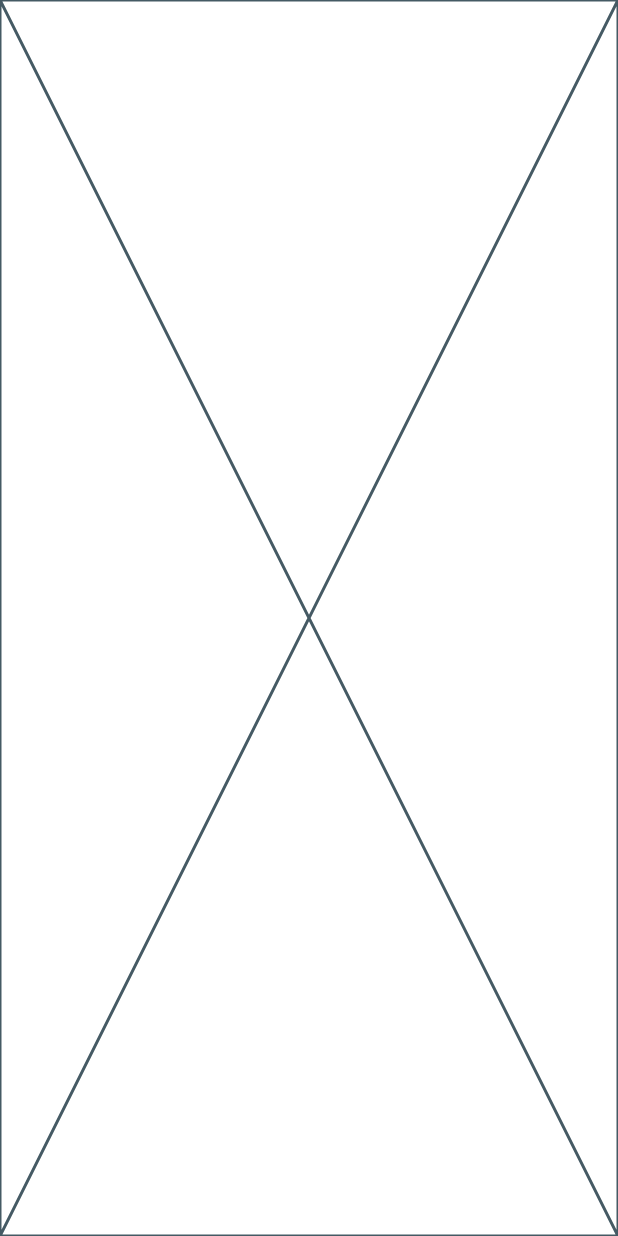
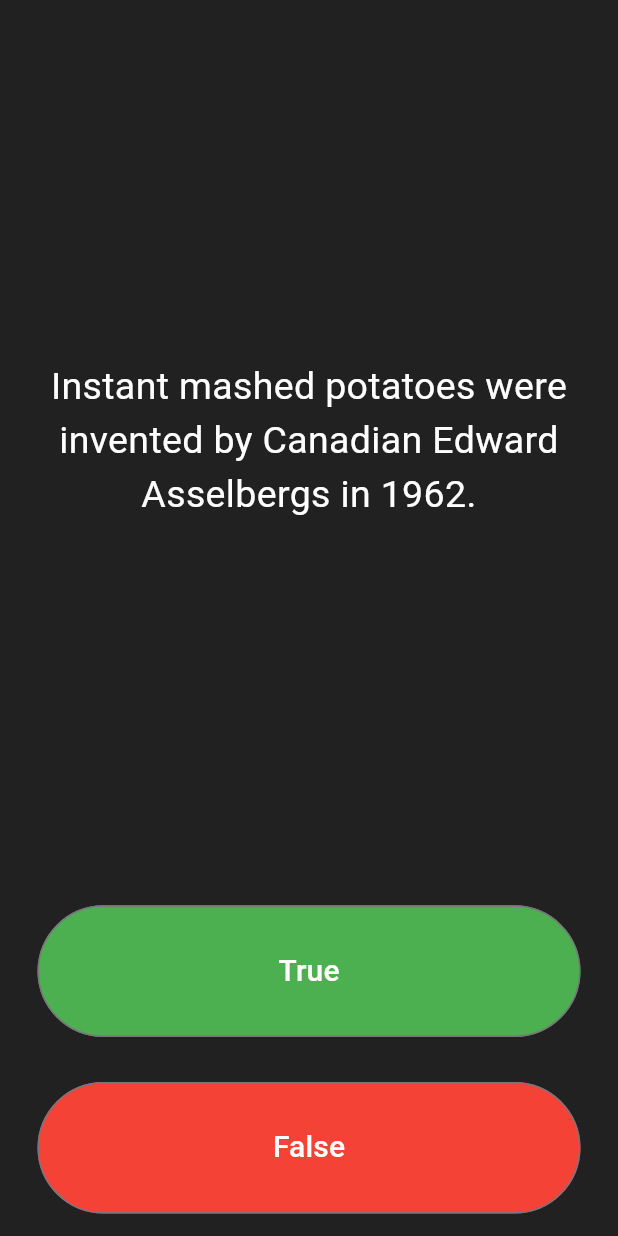
Before and after one commit to alexmortelsison/Quiz, a Flutter app: the screen it shows after launch, on a phone screen of 412 x 824 dp. Run offline on Flutter 3.47's test engine with Material 3 defaults, Android fonts, the phone set to English and light mode, and no system bars; our stand-ins replace rflutter_alert.

Commit message:
Finished Quiz App

```diff
--- a/lib/main.dart
+++ b/lib/main.dart
@@ -1,14 +1,157 @@
 import 'package:flutter/material.dart';
+import 'package:quiz_app/quiz_brain.dart';
+import 'package:rflutter_alert/rflutter_alert.dart';
 
-void main() {
-  runApp(const QuizApp());
-}
+QuizBrain quizBrain = QuizBrain();
 
-class QuizApp extends StatelessWidget {
-  const QuizApp({super.key});
+void main() => runApp(const Quizzler());
+
+class Quizzler extends StatelessWidget {
+  const Quizzler({super.key});
 
   @override
   Widget build(BuildContext context) {
-    return const Placeholder();
+    return MaterialApp(
+      debugShowCheckedModeBanner: false,
+      home: Scaffold(
+        backgroundColor: Colors.grey.shade900,
+        body: const SafeArea(
+          child: Padding(
+            padding: EdgeInsets.symmetric(horizontal: 10.0),
+            child: QuizPage(),
+          ),
+        ),
+      ),
+    );
   }
 }
+
+class QuizPage extends StatefulWidget {
+  const QuizPage({super.key});
+
+  @override
+  _QuizPageState createState() => _QuizPageState();
+}
+
+class _QuizPageState extends State<QuizPage> {
+  List<Icon> scoreKeeper = [];
+  void checkAnswer(bool userPickedAnswer) {
+    bool correctAnswer = quizBrain.getCorrectAnswer();
+
+    setState(() {
+      if (quizBrain.isFinished() == true) {
+        Alert(
+          context: context,
+          type: AlertType.info,
+          title: "Thank you for playing!",
+          desc: "Let's go!!",
+          buttons: [
+            DialogButton(
+              onPressed: () => Navigator.pop(context),
+              width: 120,
+              child: const Text(
+                "Play Again",
+                style: TextStyle(color: Colors.white, fontSize: 20),
+              ),
+            )
+          ],
+        ).show();
+        quizBrain.reset();
+        scoreKeeper = [];
+      } else {
+        if (correctAnswer == userPickedAnswer) {
+          scoreKeeper.add(
+            const Icon(
+              Icons.check,
+              color: Colors.green,
+            ),
+          );
+        } else {
+          scoreKeeper.add(
+            const Icon(
+              Icons.close,
+              color: Colors.red,
+            ),
+          );
+        }
+      }
+      quizBrain.nextQuestion();
+    });
+  }
+
+  @override
+  Widget build(BuildContext context) {
+    return Column(
+      mainAxisAlignment: MainAxisAlignment.spaceBetween,
+      crossAxisAlignment: CrossAxisAlignment.stretch,
+      children: <Widget>[
+        Expanded(
+          flex: 5,
+          child: Padding(
+            padding: const EdgeInsets.all(10.0),
+            child: Center(
+              child: Text(
+                quizBrain.getQuestionText(),
+                textAlign: TextAlign.center,
+                style: const TextStyle(
+                  fontSize: 25.0,
+                  color: Colors.white,
+                ),
+              ),
+            ),
+          ),
+        ),
+        Expanded(
+          child: Padding(
+            padding: const EdgeInsets.all(15.0),
+            child: OutlinedButton(
+              style: OutlinedButton.styleFrom(
+                backgroundColor: Colors.green,
+              ),
+              child: const Text(
+                'True',
+                style: TextStyle(
+                  color: Colors.white,
+                  fontSize: 20.0,
+                ),
+              ),
+              onPressed: () {
+                checkAnswer(true);
+              },
+            ),
+          ),
+        ),
+        Expanded(
+          child: Padding(
+            padding: const EdgeInsets.all(15.0),
+            child: OutlinedButton(
+              style: OutlinedButton.styleFrom(
+                backgroundColor: Colors.red,
+              ),
+              child: const Text(
+                'False',
+                style: TextStyle(
+                  fontSize: 20.0,
+                  color: Colors.white,
+                ),
+              ),
+              onPressed: () {
+                checkAnswer(false);
+              },
+            ),
+          ),
+        ),
+        //TODO: Add a Row here as your score keeper
+        Row(
+          children: scoreKeeper,
+        )
+      ],
+    );
+  }
+}
+
+/*
+question1: 'You can lead a cow down stairs but not up stairs.', false,
+question2: 'Approximately one quarter of human bones are in the feet.', true,
+question3: 'A slug\'s blood is green.', true,
+*/
--- /dev/null
+++ b/lib/quiz_brain.dart
@@ -0,0 +1,57 @@
+import 'package:quiz_app/question.dart';
+
+class QuizBrain {
+  int _questionNumber = 0;
+  final List<Question> _questionBank = [
+    Question(
+      q: "Instant mashed potatoes were invented by Canadian Edward Asselbergs in 1962.",
+      a: true,
+    ),
+    Question(
+      q: "Tupac Shakur died due to complications from being stabbed in 1996.",
+      a: false,
+    ),
+    Question(
+      q: "Albert Einstein had trouble with mathematics when he was in school.",
+      a: false,
+    ),
+    Question(
+      q: "The vapor produced by e-cigarettes is actually water.",
+      a: false,
+    ),
+    Question(
+      q: "Anatomy considers the forms of macroscopic structures such as organs and organ systems.",
+      a: true,
+    ),
+    Question(
+      q: "In \"Star Trek\" Klingons are aliens.",
+      a: true,
+    )
+  ];
+
+  String getQuestionText() {
+    return _questionBank[_questionNumber].questionText;
+  }
+
+  bool getCorrectAnswer() {
+    return _questionBank[_questionNumber].questionAnswer;
+  }
+
+  void nextQuestion() {
+    if (_questionNumber < _questionBank.length - 1) {
+      _questionNumber++;
+    }
+  }
+
+  bool isFinished() {
+    if (_questionNumber >= _questionBank.length - 1) {
+      return true;
+    } else {
+      return false;
+    }
+  }
+
+  void reset() {
+    _questionNumber = 0;
+  }
+}
--- a/pubspec.yaml
+++ b/pubspec.yaml
@@ -35,6 +35,7 @@ dependencies:
   # The following adds the Cupertino Icons font to your application.
   # Use with the CupertinoIcons class for iOS style icons.
   cupertino_icons: ^1.0.6
+  rflutter_alert: ^2.0.7
 
 dev_dependencies:
   flutter_test:
```
Also changed, not shown: lib/question.dart (added, +9 -0 lines), pubspec.lock, 1 other file.
